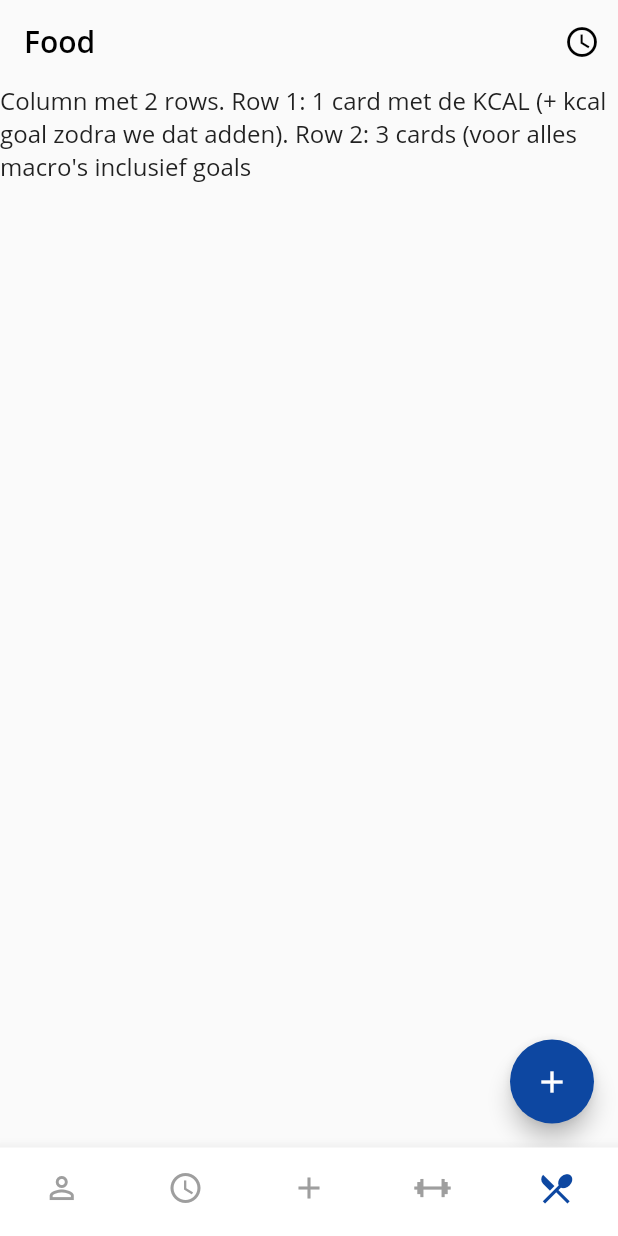
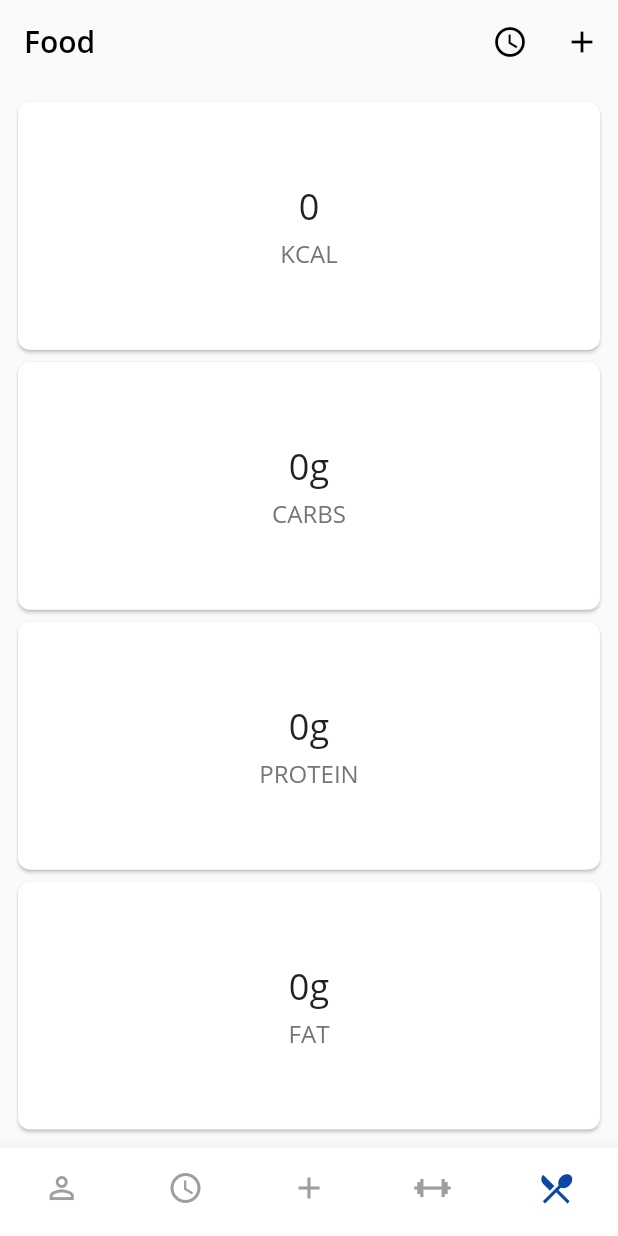
Before and after one commit to TomTruyen/Fitoryx, a Flutter app: the screen it shows after launch, item 5 of the bottom bar chosen, on a phone screen of 412 x 824 dp. Run offline on Flutter 3.47's test engine with Material 2 defaults, Android fonts, the phone set to English and light mode, and no system bars; our stand-ins replace file_picker, permission_handler, reorderables, sqflite, vibration; missing offline and left inert: encrypt, ext_storage; accounts and stored records are empty.

Commit message:
added design + functionality for food page

```diff
--- a/FitTrack - SQFlite/fittrack/lib/models/settings/Settings.dart
+++ b/FitTrack - SQFlite/fittrack/lib/models/settings/Settings.dart
@@ -3,10 +3,10 @@ class Settings {
   String weightUnit;
 
   // Food Goals
-  int kcalGoal;
-  int carbsGoal;
-  int proteinGoal;
-  int fatGoal;
+  double kcalGoal;
+  double carbsGoal;
+  double proteinGoal;
+  double fatGoal;
 
   // Rest Timer
   int defaultRestTime;
--- a/FitTrack - SQFlite/fittrack/lib/screens/food/FoodAddPage.dart
+++ b/FitTrack - SQFlite/fittrack/lib/screens/food/FoodAddPage.dart
@@ -33,7 +33,7 @@ class _FoodAddPageState extends State<FoodAddPage> {
         protein = newValue;
         break;
       case 'fat':
-        protein = newValue;
+        fat = newValue;
         break;
       default:
         break;
--- a/FitTrack - SQFlite/fittrack/lib/screens/food/FoodPage.dart
+++ b/FitTrack - SQFlite/fittrack/lib/screens/food/FoodPage.dart
@@ -1,9 +1,51 @@
+import 'package:fittrack/models/food/Food.dart';
+import 'package:fittrack/models/settings/Settings.dart';
 import 'package:fittrack/screens/food/FoodAddPage.dart';
 import 'package:fittrack/screens/food/FoodHistoryPage.dart';
+import 'package:fittrack/shared/FoodDisplayCard.dart';
+import 'package:fittrack/shared/Functions.dart';
 import 'package:flutter/cupertino.dart';
 import 'package:flutter/material.dart';
 
-class FoodPage extends StatelessWidget {
+import 'package:fittrack/shared/Globals.dart' as globals;
+
+class FoodPage extends StatefulWidget {
+  @override
+  _FoodPageState createState() => _FoodPageState();
+}
+
+class _FoodPageState extends State<FoodPage> {
+  Settings settings;
+  Food food;
+
+  @override
+  void initState() {
+    super.initState();
+
+    settings = globals.sqlDatabase.settings;
+
+    DateTime now = DateTime.now();
+
+    String date = dateTimeToString(now);
+
+    if (globals.sqlDatabase.food.isNotEmpty &&
+        globals.sqlDatabase.food[0].date == date) {
+      setState(() {
+        food = globals.sqlDatabase.food[0];
+      });
+    } else {
+      setState(() {
+        food = new Food();
+      });
+    }
+  }
+
+  void updateFood(Food newFood) {
+    setState(() {
+      food = newFood;
+    });
+  }
+
   @override
   Widget build(BuildContext context) {
     return Scaffold(
@@ -37,27 +79,81 @@ class FoodPage extends StatelessWidget {
                   );
                 },
               ),
+              IconButton(
+                icon: Icon(
+                  Icons.add,
+                  color: Colors.black,
+                ),
+                onPressed: () {
+                  Navigator.push(
+                    context,
+                    CupertinoPageRoute(
+                      fullscreenDialog: true,
+                      builder: (context) => FoodAddPage(updateFood: updateFood),
+                    ),
+                  );
+                },
+              )
             ],
           ),
-          SliverToBoxAdapter(
-            child: Text(
-              'Column met 2 rows. Row 1: 1 card met de KCAL (+ kcal goal zodra we dat adden). Row 2: 3 cards (voor alles macro\'s inclusief goals',
+          SliverFillRemaining(
+            hasScrollBody: false,
+            child: Container(
+              margin: EdgeInsets.symmetric(horizontal: 4.0, vertical: 8.0),
+              child: Column(
+                mainAxisSize: MainAxisSize.max,
+                crossAxisAlignment: CrossAxisAlignment.stretch,
+                children: <Widget>[
+                  Expanded(
+                    child: FoodDisplayCard(
+                      value: food.kcal % 1 == 0 ? food.kcal.toInt() : food.kcal,
+                      goal: settings.kcalGoal != null &&
+                              settings.kcalGoal % 1 == 0
+                          ? settings.kcalGoal.toInt()
+                          : settings.kcalGoal,
+                      name: 'kcal',
+                    ),
+                  ),
+                  Expanded(
+                    child: FoodDisplayCard(
+                      value:
+                          food.carbs % 1 == 0 ? food.carbs.toInt() : food.carbs,
+                      goal: settings.carbsGoal != null &&
+                              settings.carbsGoal % 1 == 0
+                          ? settings.carbsGoal.toInt()
+                          : settings.carbsGoal,
+                      name: 'carbs',
+                    ),
+                  ),
+                  Expanded(
+                    child: FoodDisplayCard(
+                      value: food.protein % 1 == 0
+                          ? food.protein.toInt()
+                          : food.protein,
+                      goal: settings.proteinGoal != null &&
+                              settings.proteinGoal % 1 == 0
+                          ? settings.carbsGoal.toInt()
+                          : settings.carbsGoal,
+                      name: 'protein',
+                    ),
+                  ),
+                  Expanded(
+                    child: FoodDisplayCard(
+                      value:
+                          food.fat % 1 == 0 ? food.fat.toInt() : food.protein,
+                      goal:
+                          settings.fatGoal != null && settings.fatGoal % 1 == 0
+                              ? settings.fatGoal.toInt()
+                              : settings.fatGoal,
+                      name: 'fat',
+                    ),
+                  ),
+                ],
+              ),
             ),
           ),
         ],
       ),
-      floatingActionButton: FloatingActionButton(
-        child: Icon(Icons.add),
-        onPressed: () {
-          Navigator.push(
-            context,
-            CupertinoPageRoute(
-              fullscreenDialog: true,
-              builder: (context) => FoodAddPage(),
-            ),
-          );
-        },
-      ),
     );
   }
 }
--- /dev/null
+++ b/FitTrack - SQFlite/fittrack/lib/shared/FoodDisplayCard.dart
@@ -0,0 +1,42 @@
+import 'package:flutter/material.dart';
+
+class FoodDisplayCard extends StatelessWidget {
+  final dynamic value;
+  final dynamic goal;
+  final String name;
+
+  FoodDisplayCard({this.value, this.goal, this.name});
+
+  @override
+  Widget build(BuildContext context) {
+    return Card(
+      shape: RoundedRectangleBorder(
+        borderRadius: BorderRadius.circular(8.0),
+      ),
+      margin: EdgeInsets.symmetric(
+        horizontal: 8.0,
+        vertical: 4.0,
+      ),
+      child: Column(
+        mainAxisAlignment: MainAxisAlignment.center,
+        children: <Widget>[
+          Text(
+            name.toLowerCase() == 'kcal' ? "$value" : "${value}g",
+            style: TextStyle(
+              fontSize: Theme.of(context).textTheme.bodyText2.fontSize * 1.5,
+            ),
+          ),
+          SizedBox(height: 5.0),
+          Text(
+            goal != null && goal > 0
+                ? 'OF $goal ${name.toUpperCase()}'
+                : '${name.toUpperCase()}',
+            style: TextStyle(
+              color: Colors.grey[600],
+            ),
+          ),
+        ],
+      ),
+    );
+  }
+}
--- a/FitTrack - SQFlite/fittrack/lib/shared/FoodInputWidget.dart
+++ b/FitTrack - SQFlite/fittrack/lib/shared/FoodInputWidget.dart
@@ -14,6 +14,7 @@ class FoodInputWidget extends StatelessWidget {
     return Container(
       margin: EdgeInsets.symmetric(horizontal: 16.0, vertical: 8.0),
       child: TextFormField(
+        initialValue: '0',
         keyboardType: TextInputType.numberWithOptions(decimal: true),
         decoration: InputDecoration(
           contentPadding: EdgeInsets.all(12.0),
```
